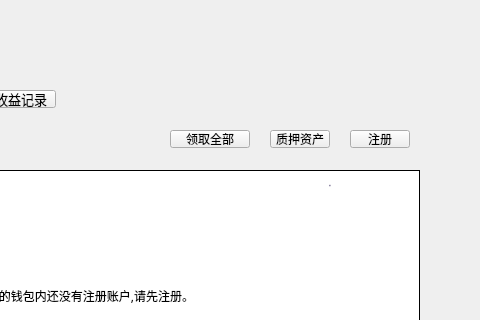
HcashOrg/hx-indicator, file LNKWallet/miner/minerpage.ui: the form before one commit; both pictures show x 290 to 770 and y 0 to 320 of the 770 by 510 pixel window.
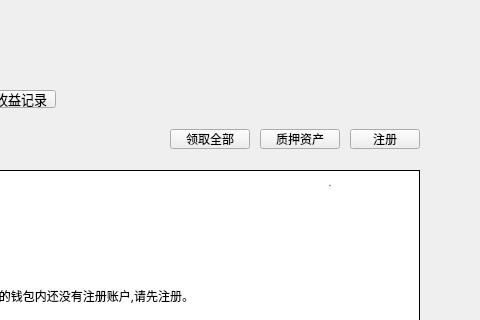
The form after the commit.

```diff
--- a/LNKWallet/miner/minerpage.ui
+++ b/LNKWallet/miner/minerpage.ui
@@ -22,9 +22,9 @@
    <property name="geometry">
     <rect>
      <x>640</x>
-     <y>130</y>
-     <width>60</width>
-     <height>18</height>
+     <y>129</y>
+     <width>70</width>
+     <height>20</height>
     </rect>
    </property>
    <property name="font">
@@ -75,10 +75,10 @@
   <widget class="QToolButton" name="lockToMinerBtn">
    <property name="geometry">
     <rect>
-     <x>560</x>
-     <y>130</y>
-     <width>60</width>
-     <height>18</height>
+     <x>550</x>
+     <y>129</y>
+     <width>80</width>
+     <height>20</height>
     </rect>
    </property>
    <property name="font">
@@ -614,9 +614,9 @@
    <property name="geometry">
     <rect>
      <x>460</x>
-     <y>130</y>
+     <y>129</y>
      <width>80</width>
-     <height>18</height>
+     <height>20</height>
     </rect>
    </property>
    <property name="font">
```
